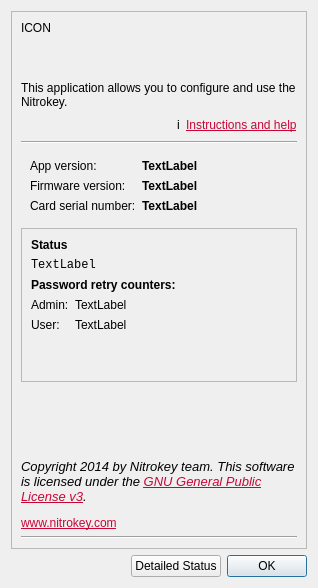
This is ui/aboutdialog.ui in Nitrokey/nitrokey-app as Qt 5 draws it before an edit. The edited form follows.
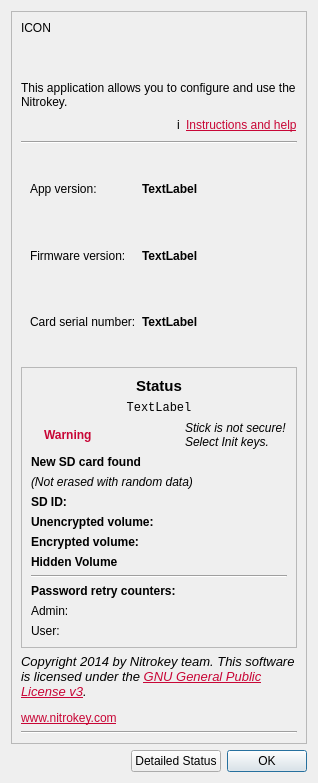
This is the edited form. Icons and pictures are not drawn.

What changed in the file:
```diff
--- a/ui/aboutdialog.ui
+++ b/ui/aboutdialog.ui
@@ -7,7 +7,7 @@
     <x>0</x>
     <y>0</y>
     <width>318</width>
-    <height>588</height>
+    <height>783</height>
    </rect>
   </property>
   <property name="sizePolicy">
@@ -30,6 +30,9 @@
    <bool>false</bool>
   </property>
   <layout class="QVBoxLayout" name="verticalLayout_8">
+   <property name="sizeConstraint">
+    <enum>QLayout::SetMinimumSize</enum>
+   </property>
    <item>
     <widget class="QFrame" name="frame">
      <property name="sizePolicy">
@@ -225,7 +228,7 @@
            <x>0</x>
            <y>0</y>
            <width>278</width>
-           <height>174</height>
+           <height>329</height>
           </rect>
          </property>
          <layout class="QVBoxLayout" name="verticalLayout_4">
@@ -233,7 +236,7 @@
            <widget class="QLabel" name="label">
             <property name="font">
              <font>
-              <pointsize>9</pointsize>
+              <pointsize>11</pointsize>
               <weight>75</weight>
               <bold>true</bold>
              </font>
@@ -241,6 +244,9 @@
             <property name="text">
              <string>Status</string>
             </property>
+            <property name="alignment">
+             <set>Qt::AlignCenter</set>
+            </property>
            </widget>
           </item>
           <item>
@@ -260,13 +266,179 @@
              <string>TextLabel</string>
             </property>
             <property name="alignment">
-             <set>Qt::AlignLeading|Qt::AlignLeft|Qt::AlignTop</set>
+             <set>Qt::AlignHCenter|Qt::AlignTop</set>
             </property>
             <property name="textInteractionFlags">
              <set>Qt::NoTextInteraction</set>
             </property>
            </widget>
           </item>
+          <item>
+           <layout class="QHBoxLayout" name="horizontalLayout_4">
+            <item>
+             <widget class="QLabel" name="warning_sign">
+              <property name="text">
+               <string/>
+              </property>
+             </widget>
+            </item>
+            <item>
+             <widget class="QLabel" name="label_12">
+              <property name="font">
+               <font>
+                <weight>75</weight>
+                <bold>true</bold>
+               </font>
+              </property>
+              <property name="text">
+               <string>&lt;span style=&quot;color:#c80636&quot;&gt;Warning&lt;/span&gt;</string>
+              </property>
+             </widget>
+            </item>
+            <item>
+             <spacer name="horizontalSpacer_4">
+              <property name="orientation">
+               <enum>Qt::Horizontal</enum>
+              </property>
+              <property name="sizeHint" stdset="0">
+               <size>
+                <width>40</width>
+                <height>0</height>
+               </size>
+              </property>
+             </spacer>
+            </item>
+            <item>
+             <widget class="QLabel" name="label_13">
+              <property name="font">
+               <font>
+                <italic>true</italic>
+               </font>
+              </property>
+              <property name="text">
+               <string>Stick is not secure!
+Select Init keys.</string>
+              </property>
+             </widget>
+            </item>
+           </layout>
+          </item>
+          <item>
+           <widget class="QLabel" name="newsd_label">
+            <property name="font">
+             <font>
+              <weight>75</weight>
+              <bold>true</bold>
+             </font>
+            </property>
+            <property name="text">
+             <string>New SD card found</string>
+            </property>
+           </widget>
+          </item>
+          <item>
+           <widget class="QLabel" name="not_erased_sd_label">
+            <property name="font">
+             <font>
+              <italic>true</italic>
+             </font>
+            </property>
+            <property name="text">
+             <string>(Not erased with random data)</string>
+            </property>
+           </widget>
+          </item>
+          <item>
+           <layout class="QFormLayout" name="storage_info">
+            <item row="0" column="0">
+             <widget class="QLabel" name="label_8">
+              <property name="font">
+               <font>
+                <weight>75</weight>
+                <bold>true</bold>
+               </font>
+              </property>
+              <property name="text">
+               <string>SD ID:</string>
+              </property>
+             </widget>
+            </item>
+            <item row="1" column="0">
+             <widget class="QLabel" name="label_9">
+              <property name="font">
+               <font>
+                <weight>75</weight>
+                <bold>true</bold>
+               </font>
+              </property>
+              <property name="text">
+               <string>Unencrypted volume:</string>
+              </property>
+             </widget>
+            </item>
+            <item row="2" column="0">
+             <widget class="QLabel" name="label_10">
+              <property name="font">
+               <font>
+                <weight>75</weight>
+                <bold>true</bold>
+               </font>
+              </property>
+              <property name="text">
+               <string>Encrypted volume:</string>
+              </property>
+             </widget>
+            </item>
+            <item row="0" column="1">
+             <widget class="QLabel" name="sd_id_label">
+              <property name="text">
+               <string/>
+              </property>
+             </widget>
+            </item>
+            <item row="1" column="1">
+             <widget class="QLabel" name="unencrypted_volume_label">
+              <property name="text">
+               <string/>
+              </property>
+             </widget>
+            </item>
+            <item row="2" column="1">
+             <widget class="QLabel" name="encrypted_volume_label">
+              <property name="text">
+               <string/>
+              </property>
+             </widget>
+            </item>
+            <item row="3" column="0">
+             <widget class="QLabel" name="label_11">
+              <property name="font">
+               <font>
+                <weight>75</weight>
+                <bold>true</bold>
+               </font>
+              </property>
+              <property name="text">
+               <string>Hidden Volume</string>
+              </property>
+             </widget>
+            </item>
+            <item row="3" column="1">
+             <widget class="QLabel" name="hidden_volume_label">
+              <property name="text">
+               <string/>
+              </property>
+             </widget>
+            </item>
+           </layout>
+          </item>
+          <item>
+           <widget class="Line" name="line_3">
+            <property name="orientation">
+             <enum>Qt::Horizontal</enum>
+            </property>
+           </widget>
+          </item>
           <item>
            <layout class="QVBoxLayout" name="verticalLayout_6">
             <item>
@@ -301,14 +473,14 @@
               <item row="0" column="1">
                <widget class="QLabel" name="admin_retry_label">
                 <property name="text">
-                 <string>TextLabel</string>
+                 <string/>
                 </property>
                </widget>
               </item>
               <item row="1" column="1">
                <widget class="QLabel" name="user_retry_label">
                 <property name="text">
-                 <string>TextLabel</string>
+                 <string/>
                 </property>
                </widget>
               </item>
@@ -322,7 +494,7 @@
               <property name="sizeHint" stdset="0">
                <size>
                 <width>20</width>
-                <height>40</height>
+                <height>0</height>
                </size>
               </property>
              </spacer>
@@ -333,19 +505,6 @@
         </widget>
        </widget>
       </item>
-      <item>
-       <spacer name="verticalSpacer">
-        <property name="orientation">
-         <enum>Qt::Vertical</enum>
-        </property>
-        <property name="sizeHint" stdset="0">
-         <size>
-          <width>20</width>
-          <height>0</height>
-         </size>
-        </property>
-       </spacer>
-      </item>
       <item>
        <widget class="QLabel" name="AboutLabel_2">
         <property name="text">
```
